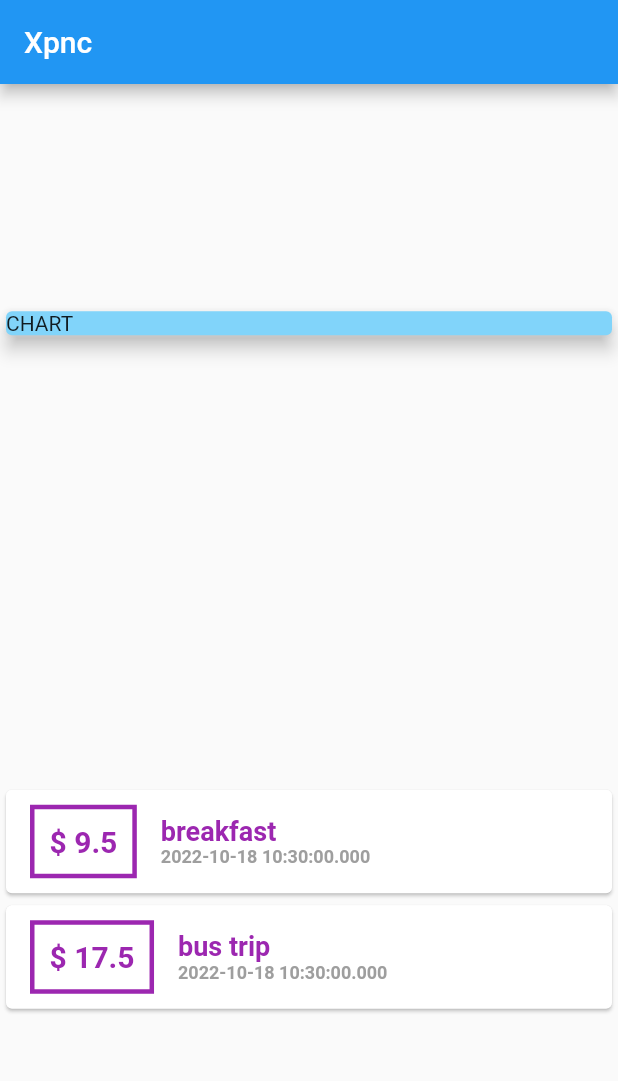
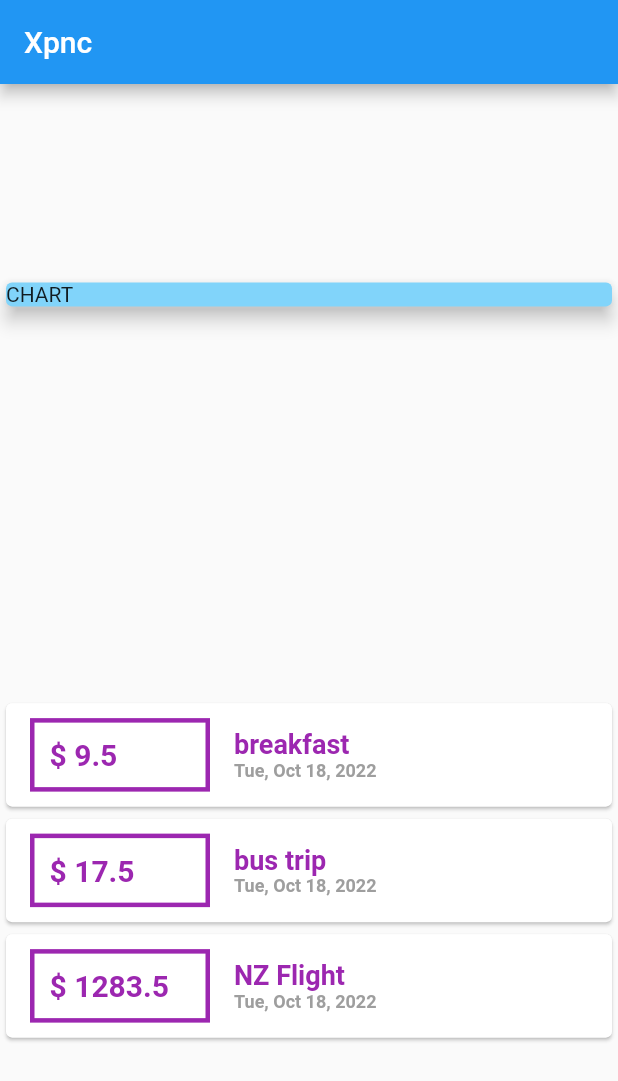
Before and after one commit to carlstep/udemy_max_expense_management_1, a Flutter app: the screen it shows after launch, on a phone screen of 412 x 824 dp. Shown: the top 1081 px of the screen. Run offline on Flutter 3.47's test engine with Material 2 defaults, Android fonts, the phone set to English and light mode, and no system bars.

Commit message:
add ext package. format date

```diff
--- a/lib/main.dart
+++ b/lib/main.dart
@@ -1,4 +1,5 @@
 import 'package:flutter/material.dart';
+import 'package:intl/intl.dart';
 
 import './transaction.dart';
 
@@ -30,6 +31,12 @@ class MyHomePage extends StatelessWidget {
       amount: 17.50,
       date: DateTime.now(),
     ),
+    Transaction(
+      id: 't3',
+      title: 'NZ Flight',
+      amount: 1283.50,
+      date: DateTime.now(),
+    ),
   ];
 
   @override
@@ -55,6 +62,7 @@ class MyHomePage extends StatelessWidget {
                   child: Row(
                     children: [
                       Container(
+                        width: 120,
                         padding: EdgeInsets.all(10),
                         margin:
                             EdgeInsets.symmetric(vertical: 10, horizontal: 16),
@@ -83,7 +91,7 @@ class MyHomePage extends StatelessWidget {
                                 color: Colors.purple),
                           ),
                           Text(
-                            tx.date.toString(),
+                            DateFormat.yMMMEd().format(tx.date),
                             style: TextStyle(
                                 fontWeight: FontWeight.bold,
                                 fontSize: 12,
--- a/pubspec.yaml
+++ b/pubspec.yaml
@@ -3,7 +3,7 @@ description: A new Flutter project.
 
 # The following line prevents the package from being accidentally published to
 # pub.dev using `flutter pub publish`. This is preferred for private packages.
-publish_to: 'none' # Remove this line if you wish to publish to pub.dev
+publish_to: "none" # Remove this line if you wish to publish to pub.dev
 
 # The following defines the version and build number for your application.
 # A version number is three numbers separated by dots, like 1.2.43
@@ -30,10 +30,10 @@ dependencies:
   flutter:
     sdk: flutter
 
-
   # The following adds the Cupertino Icons font to your application.
   # Use with the CupertinoIcons class for iOS style icons.
   cupertino_icons: ^1.0.2
+  intl: ^0.17.0
 
 dev_dependencies:
   flutter_test:
@@ -51,7 +51,6 @@ dev_dependencies:
 
 # The following section is specific to Flutter packages.
 flutter:
-
   # The following line ensures that the Material Icons font is
   # included with your application, so that you can use the icons in
   # the material Icons class.
```
Also changed, not shown: pubspec.lock.
